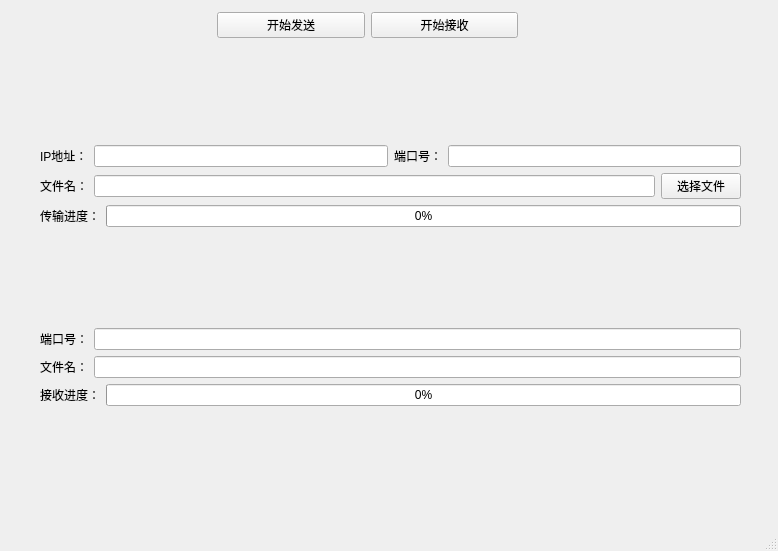
paipaipai666/FTP, file src/FTP.ui: the form before one commit.
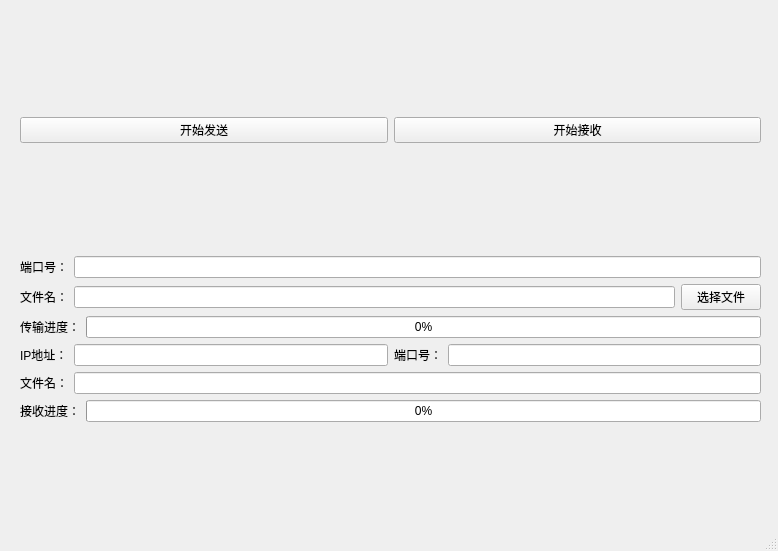
The form after the commit.

Commit message: 优化FTP界面布局及功能按钮

Diff of the .ui file:
```diff
--- a/src/FTP.ui
+++ b/src/FTP.ui
@@ -14,30 +14,40 @@
    <string>FTP</string>
   </property>
   <widget class="QWidget" name="centralwidget">
-   <widget class="QWidget" name="">
+   <widget class="QWidget" name="layoutWidget">
     <property name="geometry">
      <rect>
-      <x>40</x>
-      <y>50</y>
-      <width>701</width>
-      <height>451</height>
+      <x>20</x>
+      <y>10</y>
+      <width>741</width>
+      <height>521</height>
      </rect>
     </property>
+    <layout class="QVBoxLayout" name="verticalLayout_4">
+     <item>
+      <layout class="QHBoxLayout" name="horizontalLayout_7">
+       <item>
+        <widget class="QPushButton" name="SendBtn">
+         <property name="text">
+          <string>开始发送</string>
+         </property>
+        </widget>
+       </item>
+       <item>
+        <widget class="QPushButton" name="RecvBtn">
+         <property name="text">
+          <string>开始接收</string>
+         </property>
+        </widget>
+       </item>
+      </layout>
+     </item>
+     <item>
     <layout class="QVBoxLayout" name="verticalLayout_3">
      <item>
       <layout class="QVBoxLayout" name="verticalLayout">
        <item>
         <layout class="QHBoxLayout" name="horizontalLayout">
-         <item>
-          <widget class="QLabel" name="label">
-           <property name="text">
-            <string>IP地址：</string>
-           </property>
-          </widget>
-         </item>
-         <item>
-          <widget class="QLineEdit" name="IPlineEdit"/>
-         </item>
          <item>
           <widget class="QLabel" name="label_2">
            <property name="text">
@@ -95,6 +105,16 @@
       <layout class="QVBoxLayout" name="verticalLayout_2">
        <item>
         <layout class="QHBoxLayout" name="horizontalLayout_4">
+           <item>
+            <widget class="QLabel" name="label">
+             <property name="text">
+              <string>IP地址：</string>
+             </property>
+            </widget>
+           </item>
+           <item>
+            <widget class="QLineEdit" name="IPlineEdit"/>
+           </item>
          <item>
           <widget class="QLabel" name="label_5">
            <property name="text">
@@ -142,30 +162,6 @@
       </layout>
      </item>
     </layout>
-   </widget>
-   <widget class="QWidget" name="">
-    <property name="geometry">
-     <rect>
-      <x>217</x>
-      <y>10</y>
-      <width>301</width>
-      <height>31</height>
-     </rect>
-    </property>
-    <layout class="QHBoxLayout" name="horizontalLayout_7">
-     <item>
-      <widget class="QPushButton" name="SendBtn">
-       <property name="text">
-        <string>开始发送</string>
-       </property>
-      </widget>
-     </item>
-     <item>
-      <widget class="QPushButton" name="RecvBtn">
-       <property name="text">
-        <string>开始接收</string>
-       </property>
-      </widget>
      </item>
     </layout>
    </widget>
```
Left out of the diff: 4 changed lines with no effect on the pictures. Lines whose indentation alone changed are shown as unchanged. The commit also changes 6 other files.
